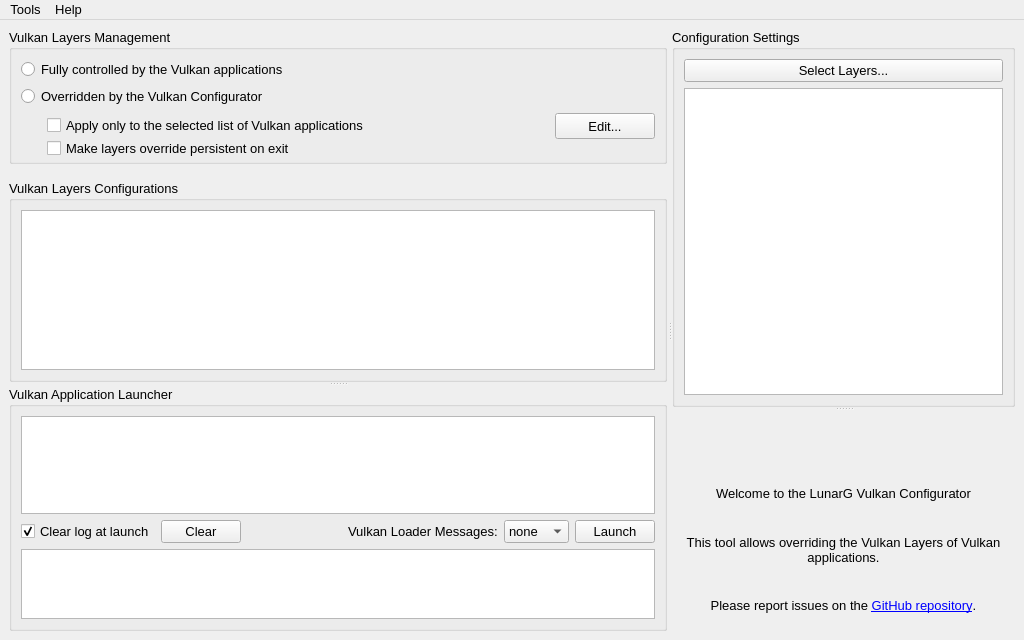
The window that vkconfig/mainwindow.ui (LunarG/VulkanTools) describes before a commit, drawn with Qt 5.
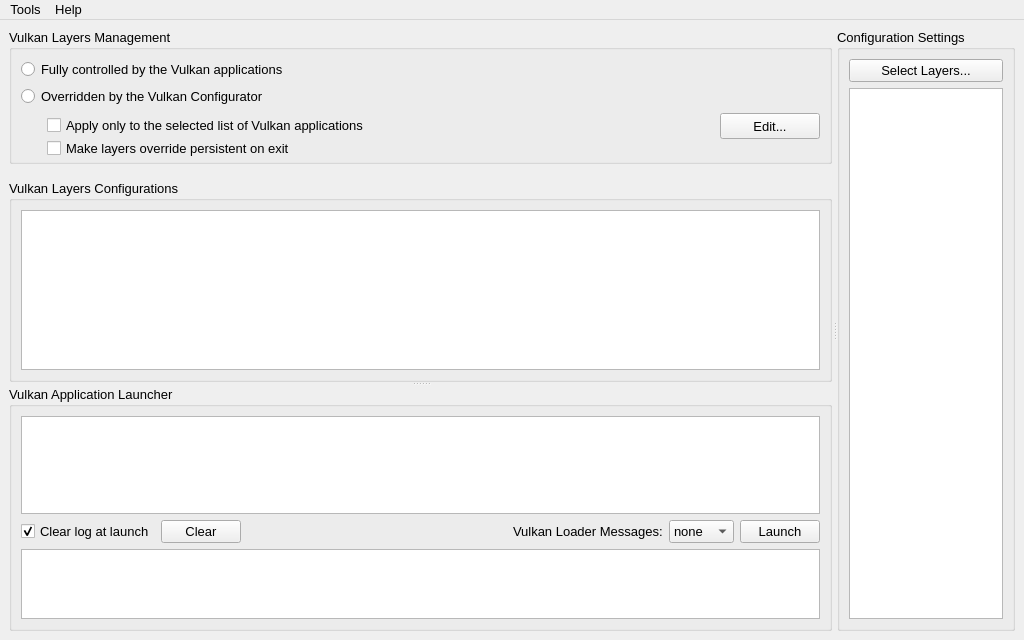
The same window after the commit. Icons and pictures are not drawn.

Diff of the .ui file:
```diff
--- a/vkconfig/mainwindow.ui
+++ b/vkconfig/mainwindow.ui
@@ -573,102 +573,6 @@
          </item>
         </layout>
        </widget>
-       <widget class="QWidget" name="widgetBottomRight" native="true">
-        <property name="minimumSize">
-         <size>
-          <width>0</width>
-          <height>220</height>
-         </size>
-        </property>
-        <layout class="QGridLayout" name="gridLayout_5">
-         <item row="0" column="0">
-          <layout class="QVBoxLayout" name="verticalLayout">
-           <property name="sizeConstraint">
-            <enum>QLayout::SetFixedSize</enum>
-           </property>
-           <item>
-            <widget class="QLabel" name="label">
-             <property name="text">
-              <string/>
-             </property>
-             <property name="pixmap">
-              <pixmap resource="resources.qrc">:/resourcefiles/lunarg_logo.png</pixmap>
-             </property>
-             <property name="alignment">
-              <set>Qt::AlignCenter</set>
-             </property>
-            </widget>
-           </item>
-           <item>
-            <widget class="QLabel" name="label_2">
-             <property name="font">
-              <font>
-               <family>Arial</family>
-               <pointsize>10</pointsize>
-              </font>
-             </property>
-             <property name="text">
-              <string>Welcome to the LunarG Vulkan Configurator</string>
-             </property>
-             <property name="scaledContents">
-              <bool>true</bool>
-             </property>
-             <property name="alignment">
-              <set>Qt::AlignCenter</set>
-             </property>
-            </widget>
-           </item>
-           <item>
-            <widget class="QLabel" name="label_3">
-             <property name="font">
-              <font>
-               <family>Arial</family>
-               <pointsize>10</pointsize>
-              </font>
-             </property>
-             <property name="text">
-              <string>This tool allows overriding the Vulkan Layers of Vulkan applications.</string>
-             </property>
-             <property name="scaledContents">
-              <bool>true</bool>
-             </property>
-             <property name="alignment">
-              <set>Qt::AlignCenter</set>
-             </property>
-             <property name="wordWrap">
-              <bool>true</bool>
-             </property>
-            </widget>
-           </item>
-           <item>
-            <widget class="QLabel" name="label_4">
-             <property name="font">
-              <font>
-               <family>Arial</family>
-               <pointsize>10</pointsize>
-              </font>
-             </property>
-             <property name="text">
-              <string>&lt;html&gt;&lt;head/&gt;&lt;body&gt;&lt;p&gt;Please report issues on the &lt;a href=&quot;http://github.com/LunarG/VulkanTools&quot;&gt;&lt;span style=&quot; text-decoration: underline; color:#0000ff;&quot;&gt;GitHub repository&lt;/span&gt;&lt;/a&gt;.&lt;/p&gt;&lt;/body&gt;&lt;/html&gt;</string>
-             </property>
-             <property name="textFormat">
-              <enum>Qt::RichText</enum>
-             </property>
-             <property name="alignment">
-              <set>Qt::AlignCenter</set>
-             </property>
-             <property name="wordWrap">
-              <bool>true</bool>
-             </property>
-             <property name="openExternalLinks">
-              <bool>true</bool>
-             </property>
-            </widget>
-           </item>
-          </layout>
-         </item>
-        </layout>
-       </widget>
       </widget>
      </widget>
     </item>
```
Left out of the diff: 4 changed lines with no effect on the pictures.
